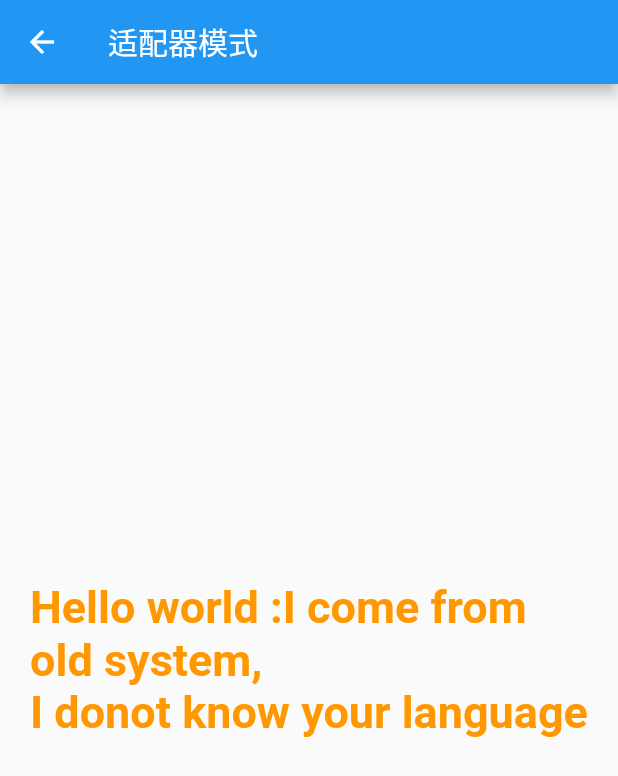
After one commit to FlutterOpen/design_patterns, a Flutter app: the AdapterPage screen opened by its route, on a phone screen of 412 x 824 dp. The commit adds this screen. Shown: the top 776 px of the screen. Run offline on Flutter 3.47's test engine with Material 2 defaults, Android fonts, the phone set to English and light mode, and no system bars.

Commit message:
feat(): 适配器模式

```diff
--- a/lib/constant/string_const.dart
+++ b/lib/constant/string_const.dart
@@ -14,4 +14,6 @@ class StringConst {
   static const String BUILDER_ = "建造者模式";
   //原型模式
   static const String PROTOTYPE_ = "原型模式";
+  //适配器模式
+  static const String ADAPTER_ = "适配器模式";
 }
--- a/lib/main.dart
+++ b/lib/main.dart
@@ -1,5 +1,6 @@
 import 'package:flutter/material.dart';
 import 'package:flutter_design/constant/string_const.dart';
+import 'package:flutter_design/page/adapter/adapter_page.dart';
 
 import 'constant/page_const.dart';
 import 'constant/string_const.dart';
@@ -23,6 +24,7 @@ class MyApp extends StatelessWidget {
         PageConst.INSTANCE_PAGE: (context) => SinglePage(),
         PageConst.BUILD_PAGE: (context) => BuilderPage(),
         PageConst.PROTOTYPE_PAGE: (context) => PrototypePage(),
+        PageConst.ADAPTER_PAGE: (context) => AdapterPage(),
       },
     );
   }
--- /dev/null
+++ b/lib/page/adapter/adapter_page.dart
@@ -0,0 +1,38 @@
+import 'package:flutter/material.dart';
+import 'package:flutter_design/constant/string_const.dart';
+import 'package:flutter_design/page/adapter/adapter_target.dart';
+
+/// Created by NieBin on 2020-03-18
+/// Github: https://github.com/nb312
+/// Email: niebin312@gmail.com
+
+class AdapterPage extends StatefulWidget {
+  @override
+  _AdapterPageState createState() => _AdapterPageState();
+}
+
+class _AdapterPageState extends State<AdapterPage> {
+  @override
+  Widget build(BuildContext context) {
+    ITarget target = Adapter();
+    return Scaffold(
+      appBar: AppBar(
+        title: Text(StringConst.ADAPTER_),
+      ),
+      body: Container(
+        child: Center(
+          child: Padding(
+            padding: const EdgeInsets.symmetric(horizontal: 20),
+            child: Text(
+              "Hello world :${target.string()}",
+              style: TextStyle(
+                  fontSize: 30,
+                  color: Colors.orange,
+                  fontWeight: FontWeight.bold),
+            ),
+          ),
+        ),
+      ),
+    );
+  }
+}
--- /dev/null
+++ b/lib/page/adapter/adapter_target.dart
@@ -0,0 +1,21 @@
+/// Created by NieBin on 2020-03-18
+/// Github: https://github.com/nb312
+/// Email: niebin312@gmail.com
+///适配对象
+class Adaptee {
+  String oldStr() {
+    return "I come from old system,\nI donot know your language";
+  }
+}
+
+//常规使用
+abstract class ITarget {
+  String string();
+}
+
+class Adapter extends Adaptee implements ITarget {
+  @override
+  String string() {
+    return oldStr();
+  }
+}
--- a/lib/page/home_page.dart
+++ b/lib/page/home_page.dart
@@ -19,6 +19,7 @@ Map<String, String> map = {
   PageConst.INSTANCE_PAGE: StringConst.SINGLE_,
   PageConst.BUILD_PAGE: StringConst.BUILDER_,
   PageConst.PROTOTYPE_PAGE: StringConst.PROTOTYPE_,
+  PageConst.ADAPTER_PAGE: StringConst.ADAPTER_,
 };
 
 class _HomePageState extends State<HomePage> {
```
